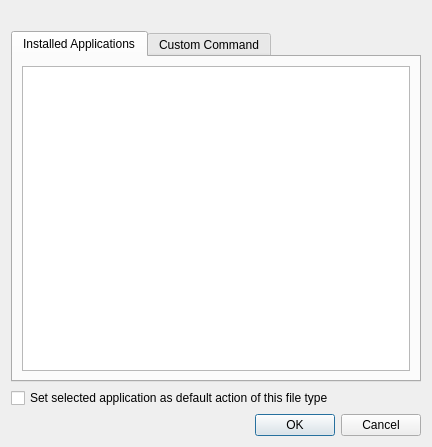
The window that src/app-chooser-dialog.ui (lxqt/libfm-qt) describes before a commit, drawn with Qt 5.
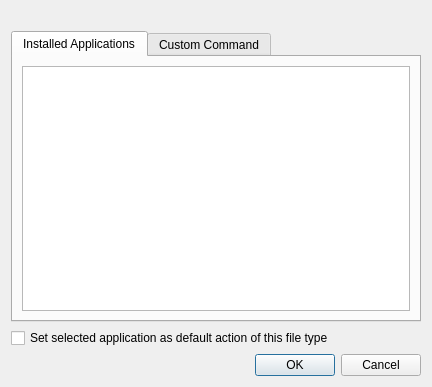
The same window after the commit. Custom widgets are drawn as their Qt base class.

Commit message: Fix accidental Qt Designer change

What changed in the file:
```diff
--- a/src/app-chooser-dialog.ui
+++ b/src/app-chooser-dialog.ui
@@ -7,7 +7,7 @@
     <x>0</x>
     <y>0</y>
     <width>432</width>
-    <height>447</height>
+    <height>387</height>
    </rect>
   </property>
   <property name="windowTitle">
```
